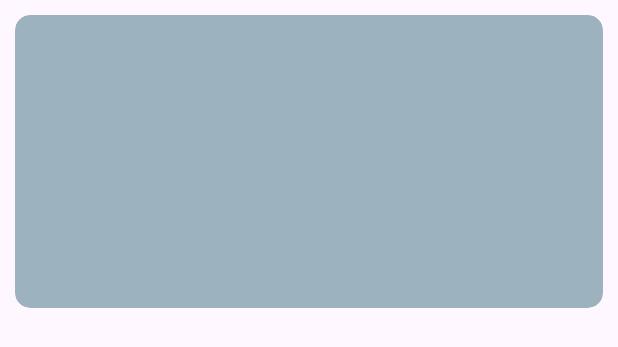
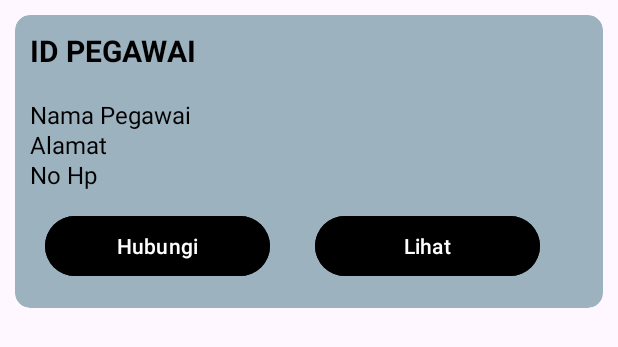
Before and after one commit to gabriellagaby/Laundry, an Android app: the layout datapegawai.xml on its own in the app's theme, with its tools: preview values and no code run, on a phone screen of 412 x 824 dp. Shown: the top 347 px of the screen. Run offline under Robolectric (Android 15) with nearby library versions, the phone set to English and light mode, and no system bars.

Commit message:
penambahan data pegawai

```diff
--- a/app/src/main/res/layout/datapegawai.xml
+++ b/app/src/main/res/layout/datapegawai.xml
@@ -20,6 +20,81 @@
         android:layout_marginStart="10dp"
         android:layout_marginEnd="10dp"
         android:layout_marginTop="10dp">
+        <androidx.constraintlayout.widget.ConstraintLayout
+            android:layout_width="match_parent"
+            android:layout_height="match_parent"/>
+
+        <TextView
+            android:id="@+id/tvidpegawai"
+            android:layout_width="wrap_content"
+            android:layout_height="wrap_content"
+            android:text="ID PEGAWAI"
+            android:textStyle="bold"
+            app:layout_constraintTop_toTopOf="parent"
+            app:layout_constraintStart_toStartOf="parent"
+            android:layout_marginTop="10dp"
+            android:layout_marginStart="10dp"
+            android:textColor="@color/black"
+            android:textSize="20sp" />
+        <TextView
+            android:id="@+id/nama"
+            android:layout_width="wrap_content"
+            android:layout_height="wrap_content"
+            android:text="Nama Pegawai"
+            android:textColor="@color/black"
+            android:textSize="16sp"
+            app:layout_constraintEnd_toEndOf="parent"
+            app:layout_constraintStart_toStartOf="parent"
+            app:layout_constraintTop_toBottomOf="@+id/tvidpelanggan"
+            android:layout_marginStart="10dp"
+            android:layout_marginTop="55dp"/>
+        <TextView
+            android:id="@+id/alamat"
+            android:layout_width="wrap_content"
+            android:layout_height="wrap_content"
+            android:text="Alamat"
+            android:textColor="@color/black"
+            android:textSize="16sp"
+            app:layout_constraintTop_toBottomOf="@id/nama"
+            app:layout_constraintStart_toStartOf="parent"
+            android:layout_marginTop="75dp"
+            android:layout_marginStart="10dp"/>
+
+        <TextView
+            android:id="@+id/nohp"
+            android:layout_width="wrap_content"
+            android:layout_height="wrap_content"
+            android:text="No Hp"
+            android:textColor="@color/black"
+            android:textSize="16sp"
+            app:layout_constraintTop_toBottomOf="@id/alamat"
+            app:layout_constraintStart_toStartOf="parent"
+            android:layout_marginTop="95dp"
+            android:layout_marginStart="10dp"/>
+
+        <Button
+            android:id="@+id/hubungi"
+            android:layout_width="150dp"
+            android:layout_height="wrap_content"
+            android:text="Hubungi"
+            app:layout_constraintTop_toBottomOf="@+id/hp"
+            app:layout_constraintStart_toStartOf="parent"
+            android:layout_marginStart="20dp"
+            android:layout_marginTop="130dp"
+            android:backgroundTint="@color/black"/>
+
+        <Button
+            android:id="@+id/lihat"
+            android:layout_width="150dp"
+            android:layout_height="wrap_content"
+            android:text="Lihat"
+            app:layout_constraintTop_toBottomOf="@+id/hp"
+            app:layout_constraintStart_toEndOf="@+id/hubungi"
+            android:backgroundTint="@color/black"
+            android:layout_marginStart="200dp"
+            android:layout_marginTop="130dp"/>
+
+
     </androidx.cardview.widget.CardView>
 
 </androidx.constraintlayout.widget.ConstraintLayout>
```
